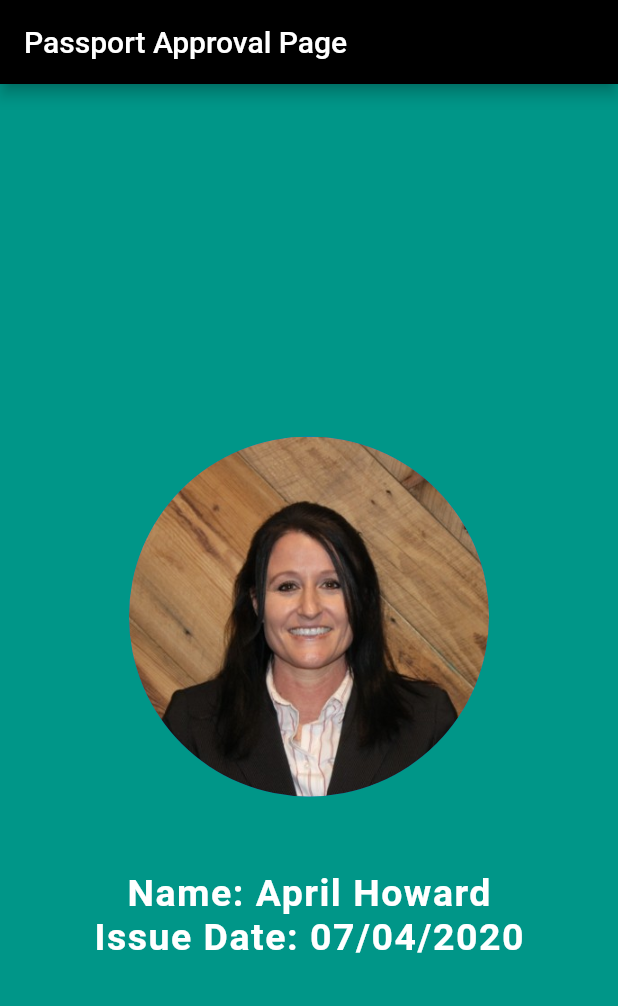
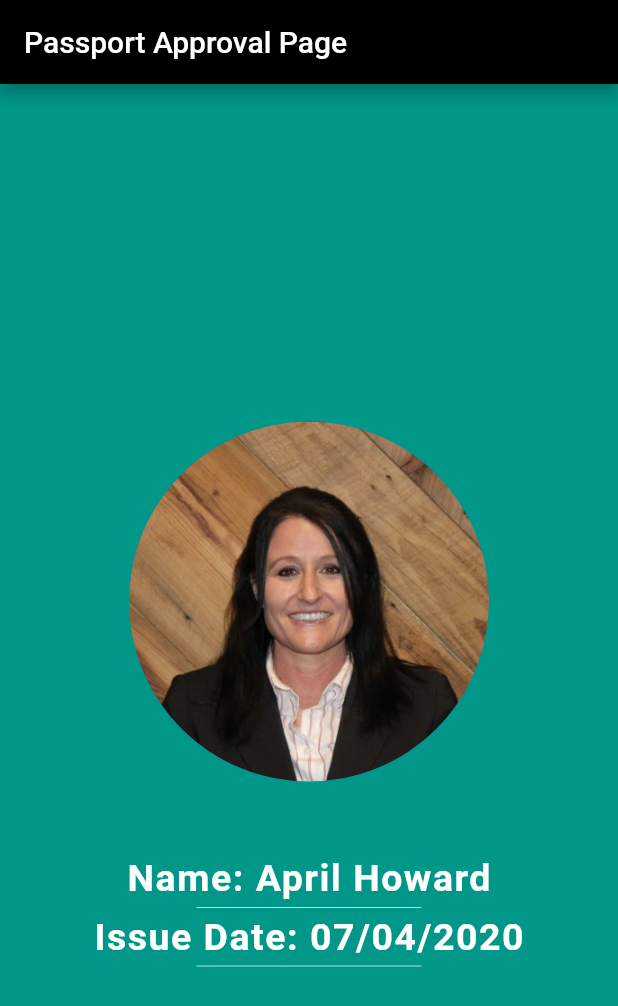
Before and after one commit to apphow/start_to_finish, a Flutter app: the screen it shows after launch, on a phone screen of 412 x 824 dp. Shown: the top 1006 px of the screen. Run offline on Flutter 3.47's test engine with Material 2 defaults, Android fonts, the phone set to English and light mode, and no system bars.

Commit message:
added SizedBox and teal Divider between name and issue date

```diff
--- a/lib/main.dart
+++ b/lib/main.dart
@@ -38,6 +38,13 @@ class MyPassport extends StatelessWidget {
                       letterSpacing: 1.0,
                     ),
                   ),
+                  SizedBox(
+                    height: 10.0,
+                    width: 150.0,
+                    child: Divider(
+                      color: Colors.teal.shade100,
+                    ),
+                  ),
                   Text(
                     'Issue Date: 07/04/2020',
                     style: TextStyle(
@@ -45,6 +52,13 @@ class MyPassport extends StatelessWidget {
                         fontWeight: FontWeight.bold,
                         color: Colors.white,
                         letterSpacing: 1.0),
+                  ),
+                  SizedBox(
+                    height: 10.0,
+                    width: 150.0,
+                    child: Divider(
+                      color: Colors.teal.shade100,
+                    ),
                   ),
                 ],
               ),
```
